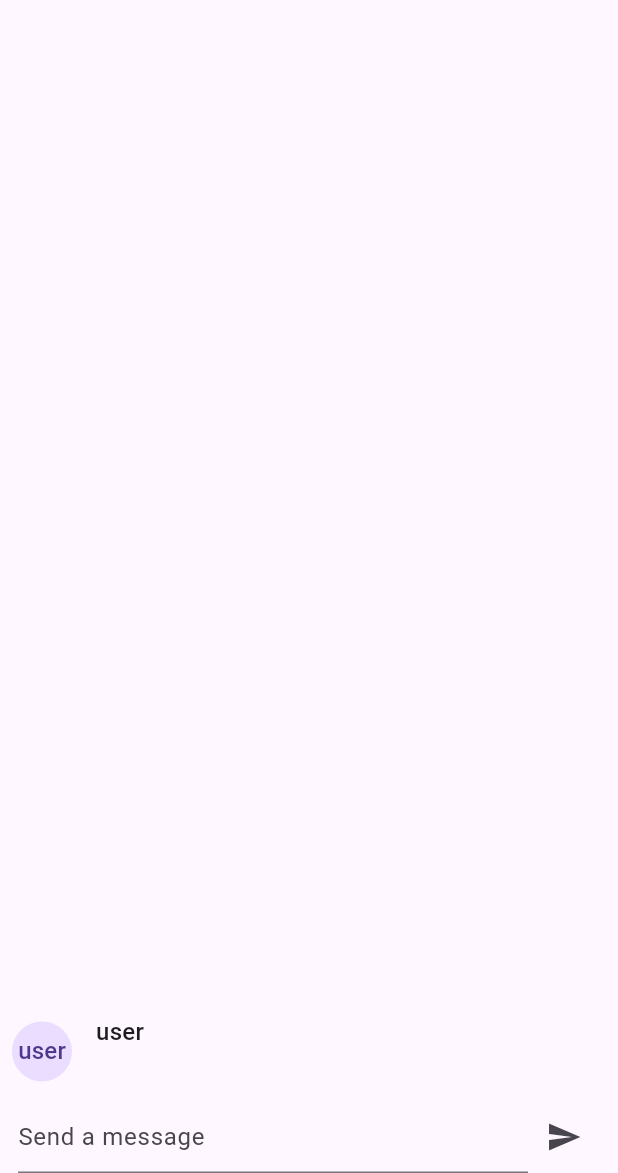
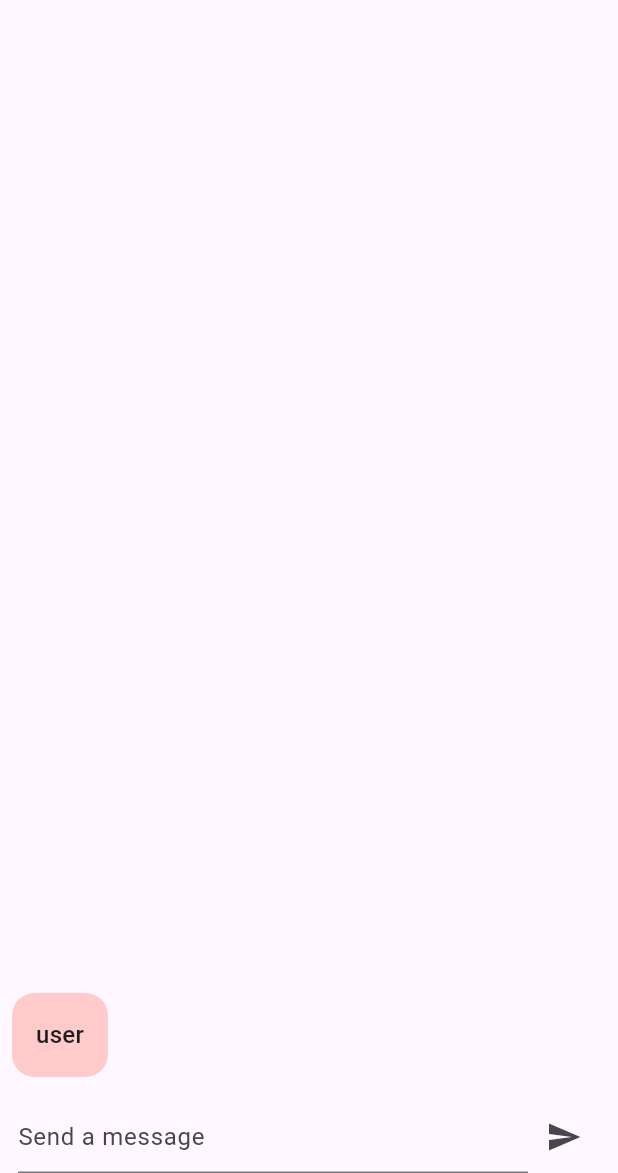
Before and after one commit to Harsh-1196/ChatGPT-bot, a Flutter app: the screen it shows after launch, after a tap on the "send" icon, on a phone screen of 412 x 824 dp, the part 63-1236 px from its top. Run offline on Flutter 3.47's test engine with Material 2 defaults, Android fonts, the phone set to English and light mode, and no system bars; our stand-ins replace velocity_x; missing offline and left inert: chat_gpt_sdk; statements that could not run were skipped.

Commit message:
Update chatmessage.dart

```diff
--- a/lib/chatmessage.dart
+++ b/lib/chatmessage.dart
@@ -2,36 +2,46 @@ import 'package:flutter/material.dart';
 import 'package:velocity_x/velocity_x.dart';
 
 class ChatMessage extends StatelessWidget {
-  const ChatMessage({super.key, required this.text, required this.sender});
+  const ChatMessage(
+      {super.key,
+      required this.text,
+      required this.sender,
+      this.isImage = false});
 
   final String text;
   final String sender;
+  final bool isImage;
 
   @override
   Widget build(BuildContext context) {
     return Row(
+      crossAxisAlignment: CrossAxisAlignment.start,
       children: [
-        Container(
-          margin: const EdgeInsets.only(right: 16),
-          child: CircleAvatar(
-            child: Text(sender),
-          ),
+        Text(sender)
+            .text
+            .subtitle1(context)
+            .make()
+            .box
+            .color(sender == "user" ? Vx.red200 : Vx.green200)
+            .p16
+            .rounded
+            .alignCenter
+            .makeCentered(),
+        Expanded(
+          child: isImage
+              ? AspectRatio(
+                  aspectRatio: 16 / 9,
+                  child: Image.network(
+                    text,
+                    loadingBuilder: (context, child, loadingProgress) =>
+                        loadingProgress == null
+                            ? child
+                            : const CircularProgressIndicator.adaptive(),
+                  ),
+                )
+              : text.trim().text.bodyText1(context).make().px8(),
         ),
-        Expanded(
-            child: Column(
-          crossAxisAlignment: CrossAxisAlignment.start,
-          children: [
-            Text(
-              sender,
-              style: Theme.of(context).textTheme.titleMedium,
-            ),
-            Container(
-              margin: const EdgeInsets.only(top: 5),
-              child: Text(text),
-            ),
-          ],
-        ))
       ],
-    );
+    ).py8();
   }
 }
```
